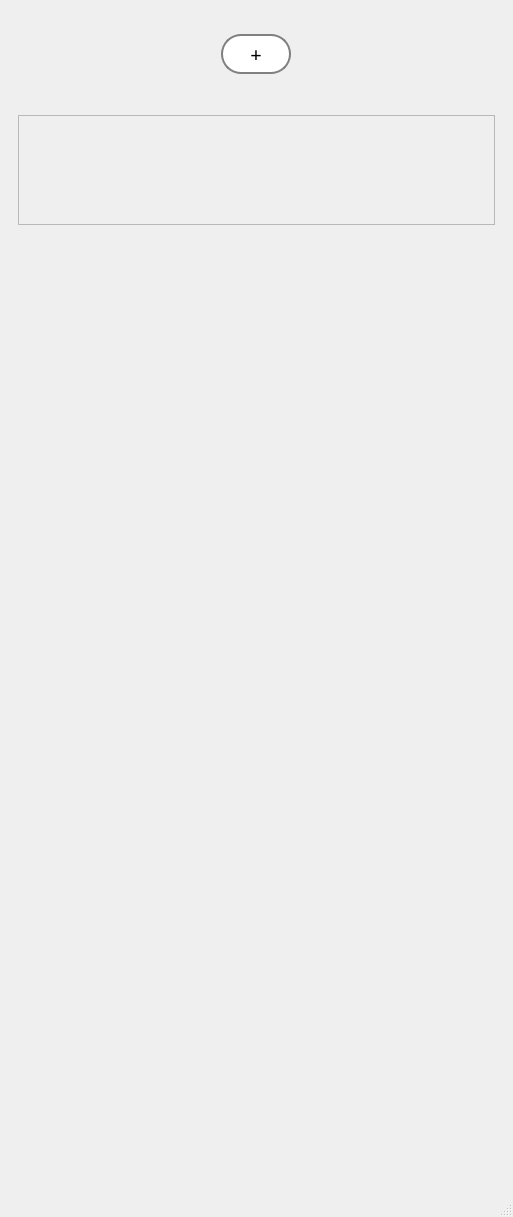
Old version of the form ui/main.ui in the repository chelovek12565/farm.
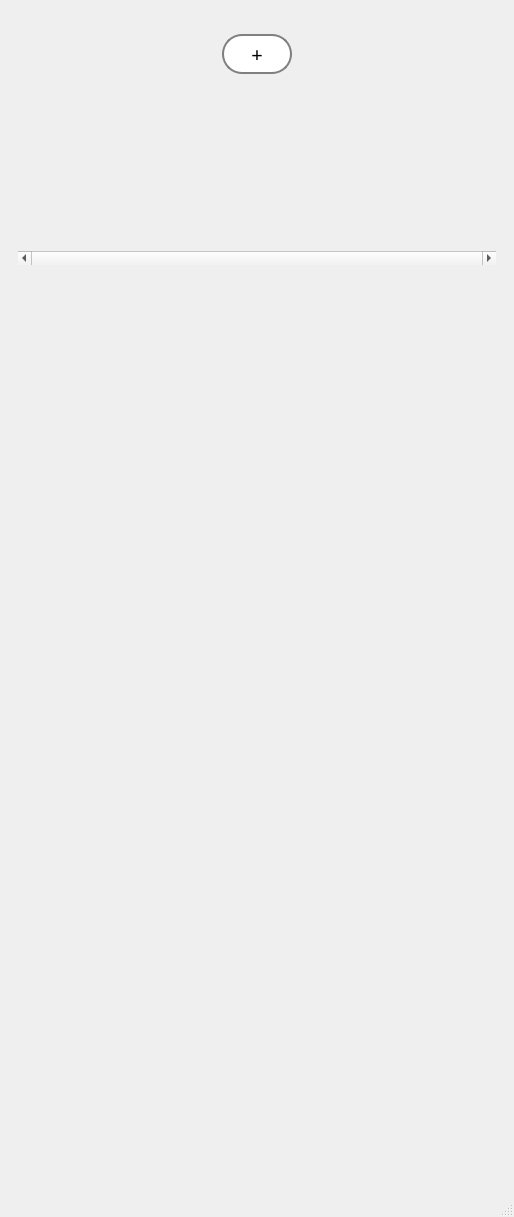
New version of the form.

The edit to the form file:
```diff
--- a/ui/main.ui
+++ b/ui/main.ui
@@ -9,7 +9,7 @@
    <rect>
     <x>0</x>
     <y>0</y>
-    <width>513</width>
+    <width>514</width>
     <height>1217</height>
    </rect>
   </property>
@@ -22,7 +22,9 @@
 					background: white;
 					border: 2px solid grey;
 					border-radius: 20px;}
-QMainWindow {backgroung: #E5E5E5}</string>
+QMainWindow {backgroung: #E5E5E5}
+QScrollArea {border: none;
+					background-color: none;}</string>
   </property>
   <widget class="QWidget" name="centralwidget">
    <layout class="QVBoxLayout" name="verticalLayout_2">
@@ -98,9 +100,15 @@
          <property name="maximumSize">
           <size>
            <width>16777215</width>
-           <height>110</height>
+           <height>150</height>
           </size>
          </property>
+         <property name="verticalScrollBarPolicy">
+          <enum>Qt::ScrollBarAsNeeded</enum>
+         </property>
+         <property name="horizontalScrollBarPolicy">
+          <enum>Qt::ScrollBarAlwaysOn</enum>
+         </property>
          <property name="widgetResizable">
           <bool>true</bool>
          </property>
@@ -109,8 +117,8 @@
            <rect>
             <x>0</x>
             <y>0</y>
-            <width>467</width>
-            <height>108</height>
+            <width>470</width>
+            <height>129</height>
            </rect>
           </property>
          </widget>
```
Left out of the diff: 6 changed lines with no effect on the pictures.
